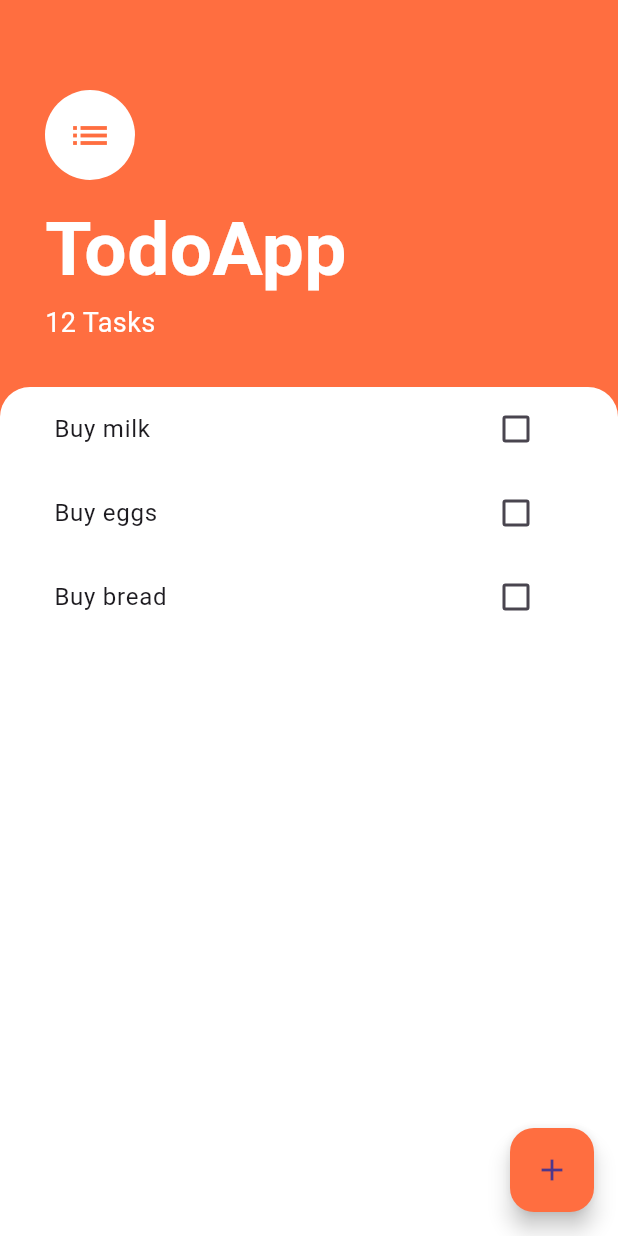
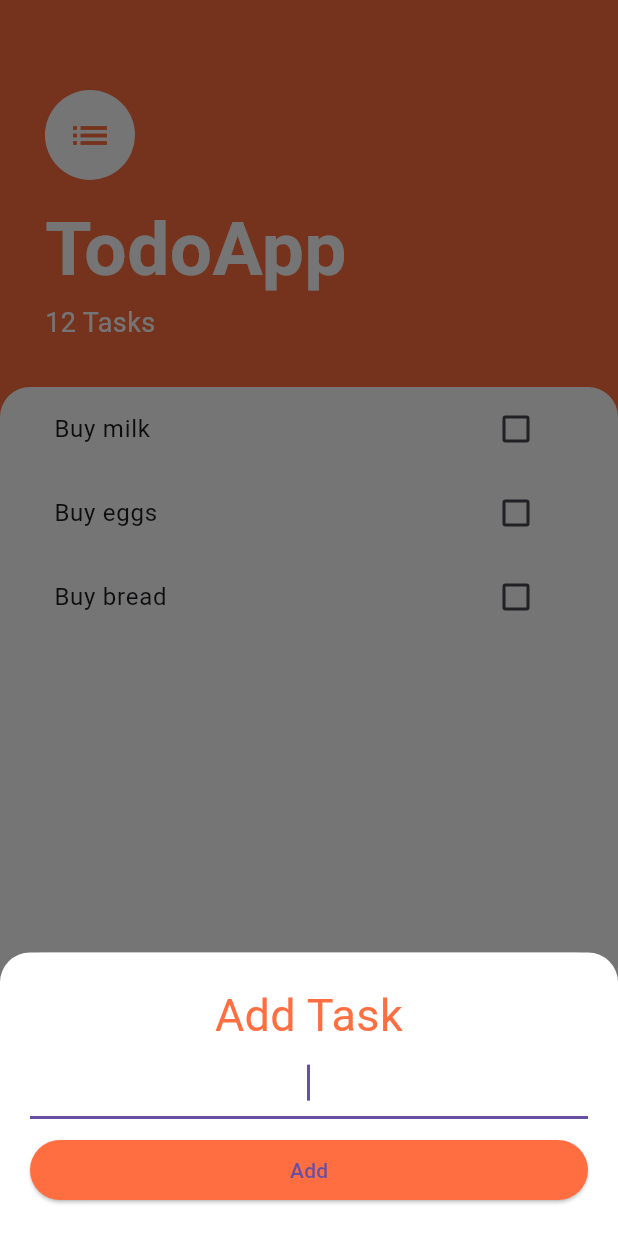
Before and after one commit to Sacolith/to_do, a Flutter app: the HomeScreen screen opened directly, after a tap on the "add" icon, on a phone screen of 412 x 824 dp. Run offline on Flutter 3.47's test engine with Material 3 defaults, Android fonts, the phone set to English and light mode, and no system bars.

Commit message:
feat: Add AddTaskScreen widget
This commit adds a new widget called AddTaskScreen. The AddTaskScreen widget is responsible for displaying a screen where users can add new tasks. It includes a text field for entering task names and an "Add" button to submit the task. This new screen improves the user experience by providing a dedicated space for adding tasks.

```diff
--- /dev/null
+++ b/lib/screens/add_task_screen.dart
@@ -0,0 +1,47 @@
+import 'package:flutter/material.dart';
+
+class AddTaskScreen extends StatelessWidget {
+  const AddTaskScreen({super.key});
+
+  @override
+  Widget build(BuildContext context) {
+    return Container(
+      color: const Color(0xff757575),
+      child: Container(
+        padding: const EdgeInsets.all(20.0),
+        decoration: const BoxDecoration(
+          color: Colors.white,
+          borderRadius: BorderRadius.only(
+            topLeft: Radius.circular(20.0),
+            topRight: Radius.circular(20.0),
+          ),
+        ),
+        child: Column(
+          crossAxisAlignment: CrossAxisAlignment.stretch,
+          children: <Widget>[
+            const Text(
+              'Add Task',
+              textAlign: TextAlign.center,
+              style: TextStyle(
+                color: Colors.deepOrangeAccent,
+                fontSize: 30.0,
+              ),
+            ),
+            const TextField(
+              autofocus: true,
+              textAlign: TextAlign.center,
+            ),
+            const SizedBox(height: 10.0),
+            ElevatedButton(
+              onPressed: () {},
+              style: ElevatedButton.styleFrom(
+                backgroundColor: Colors.deepOrangeAccent,
+              ),
+              child: const Text('Add'),
+            ),
+          ],
+        ),
+      ),
+    );
+  }
+}
--- a/lib/screens/home_screen.dart
+++ b/lib/screens/home_screen.dart
@@ -1,4 +1,5 @@
 import 'package:flutter/material.dart';
+import 'package:to_do/screens/add_task_screen.dart';
 import 'package:to_do/widgets/tasks_list.dart';
 
 class HomeScreen extends StatelessWidget {
@@ -10,7 +11,18 @@ class HomeScreen extends StatelessWidget {
       backgroundColor: Colors.deepOrangeAccent,
       floatingActionButton: FloatingActionButton(
         backgroundColor: Colors.deepOrangeAccent,
-        onPressed: () {},
+        onPressed: () {
+          showModalBottomSheet(
+              context: context,
+              isScrollControlled: true,
+              builder: (context) => SingleChildScrollView(
+                    child: Container(
+                      padding: EdgeInsets.only(
+                          bottom: MediaQuery.of(context).viewInsets.bottom),
+                      child: const AddTaskScreen(),
+                    ),
+                  ));
+        },
         child: const Icon(Icons.add),
       ),
       body: Column(
```
